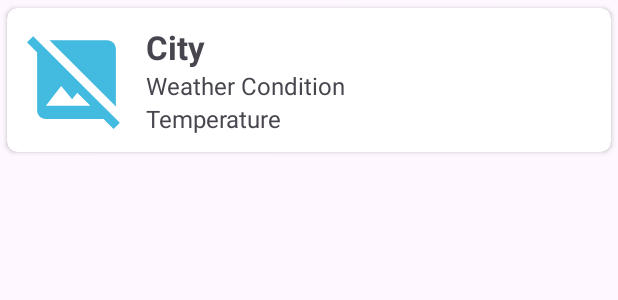
After one commit to Afra131/test, an Android app: the layout card_view.xml on its own in the app's theme, with its tools: preview values and no code run, on a phone screen of 412 x 824 dp. The commit adds this screen. Shown: the top 300 px of the screen. Run offline under Robolectric (Android 15) with nearby library versions, the phone set to English and light mode, and no system bars.

Commit message:
Weather Service is added Feature below added: (1)displaying icons instead of text for categorical variables in the response (2)a response is a variable length list that gets displayed in a RecyclerView BY Meida Li

```diff
--- a/app/build.gradle.kts
+++ b/app/build.gradle.kts
@@ -37,6 +37,8 @@ dependencies {
     implementation(libs.material)
     implementation(libs.activity)
     implementation(libs.constraintlayout)
+    implementation(libs.navigation.fragment)
+    implementation(libs.navigation.ui)
     testImplementation(libs.junit)
     androidTestImplementation(libs.ext.junit)
     androidTestImplementation(libs.espresso.core)
--- a/app/src/main/AndroidManifest.xml
+++ b/app/src/main/AndroidManifest.xml
@@ -1,7 +1,8 @@
 <?xml version="1.0" encoding="utf-8"?>
 <manifest xmlns:android="http://schemas.android.com/apk/res/android"
     xmlns:tools="http://schemas.android.com/tools">
-
+    <uses-permission android:name="android.permission.INTERNET" />
+    <uses-permission android:name="android.permission.ACCESS_NETWORK_STATE"/>
     <application
         android:allowBackup="true"
         android:dataExtractionRules="@xml/data_extraction_rules"
@@ -12,6 +13,9 @@
         android:supportsRtl="true"
         android:theme="@style/Theme.A6_Group8"
         tools:targetApi="31">
+        <activity
+            android:name=".WeatherActivity"
+            android:exported="false" />
         <activity
             android:name=".MainActivity"
             android:exported="true">
--- a/app/src/main/java/edu/northeastern/a6_group8/MainActivity.java
+++ b/app/src/main/java/edu/northeastern/a6_group8/MainActivity.java
@@ -26,4 +26,8 @@ public class MainActivity extends AppCompatActivity {
     public void clickGetWeather(View v) {
 //        startActivity(new Intent(MainActivity.this, FutureActivity.class));
     }
+
+    public void checkWeatherActivity(View view){
+        startActivity(new Intent(MainActivity.this, WeatherActivity.class));
+    }
 }
--- /dev/null
+++ b/app/src/main/res/drawable/baseline_image_not_supported_24.xml
@@ -0,0 +1,5 @@
+<vector xmlns:android="http://schemas.android.com/apk/res/android" android:height="24dp" android:tint="#43BADF" android:viewportHeight="24" android:viewportWidth="24" android:width="24dp">
+
+    <path android:fillColor="@android:color/white" android:pathData="M21.9,21.9l-8.49,-8.49l0,0L3.59,3.59l0,0L2.1,2.1L0.69,3.51L3,5.83V19c0,1.1 0.9,2 2,2h13.17l2.31,2.31L21.9,21.9zM5,18l3.5,-4.5l2.5,3.01L12.17,15l3,3H5zM21,18.17L5.83,3H19c1.1,0 2,0.9 2,2V18.17z"/>
+
+</vector>
--- /dev/null
+++ b/app/src/main/res/layout/card_view.xml
@@ -0,0 +1,62 @@
+<?xml version="1.0" encoding="utf-8"?>
+<LinearLayout
+    xmlns:android="http://schemas.android.com/apk/res/android"
+    xmlns:tools="http://schemas.android.com/tools"
+    xmlns:app="http://schemas.android.com/apk/res-auto"
+    android:layout_width="match_parent"
+    android:layout_height="wrap_content"
+    android:gravity="center">
+
+    <androidx.cardview.widget.CardView
+        android:layout_width="match_parent"
+        android:layout_height="wrap_content"
+        app:cardCornerRadius="7dp"
+        app:cardUseCompatPadding="true">
+
+        <LinearLayout
+            android:layout_width="match_parent"
+            android:layout_height="wrap_content"
+            android:padding="11dp"
+            android:id="@+id/row"
+            android:gravity="center_vertical"
+            android:orientation="horizontal">
+
+            <ImageView
+                android:id="@+id/weatherIcon"
+                android:layout_width="70dp"
+                android:layout_height="70dp"
+                android:contentDescription="@string/image_icon"
+                android:src="@drawable/baseline_image_not_supported_24" />
+            <LinearLayout
+                android:layout_width="match_parent"
+                android:layout_height="wrap_content"
+                android:layout_marginLeft="11dp"
+                android:orientation="vertical">
+                <TextView
+                    android:id="@+id/txtCity"
+                    android:layout_width="match_parent"
+                    android:layout_height="wrap_content"
+                    android:text="City"
+                    android:textSize="22sp"
+                    android:textStyle="bold"/>
+
+                <TextView
+                    android:id="@+id/txtCondition"
+                    android:layout_width="match_parent"
+                    android:layout_height="wrap_content"
+                    android:text="Weather Condition"
+                    android:textSize="16sp"/>
+
+                <TextView
+                    android:id="@+id/txtTemperature"
+                    android:layout_width="wrap_content"
+                    android:layout_height="wrap_content"
+                    android:text="Temperature"
+                    android:textSize="16sp"/>
+            </LinearLayout>
+        </LinearLayout>
+
+
+    </androidx.cardview.widget.CardView>
+
+</LinearLayout>
--- a/app/src/main/res/values/strings.xml
+++ b/app/src/main/res/values/strings.xml
@@ -1,4 +1,5 @@
 <resources>
     <string name="app_name">A6_Group8</string>
     <string name="get_activity">Get Activity</string>
+    <string name="image_icon">Image Icon</string>
 </resources>
--- a/gradle/libs.versions.toml
+++ b/gradle/libs.versions.toml
@@ -7,6 +7,8 @@ appcompat = "1.7.0"
 material = "1.12.0"
 activity = "1.9.0"
 constraintlayout = "2.1.4"
+navigationFragment = "2.7.7"
+navigationUi = "2.7.7"
 
 [libraries]
 junit = { group = "junit", name = "junit", version.ref = "junit" }
@@ -16,6 +18,8 @@ appcompat = { group = "androidx.appcompat", name = "appcompat", version.ref = "a
 material = { group = "com.google.android.material", name = "material", version.ref = "material" }
 activity = { group = "androidx.activity", name = "activity", version.ref = "activity" }
 constraintlayout = { group = "androidx.constraintlayout", name = "constraintlayout", version.ref = "constraintlayout" }
+navigation-fragment = { group = "androidx.navigation", name = "navigation-fragment", version.ref = "navigationFragment" }
+navigation-ui = { group = "androidx.navigation", name = "navigation-ui", version.ref = "navigationUi" }
 
 [plugins]
 android-application = { id = "com.android.application", version.ref = "agp" }
```
Also changed, not shown: app/src/main/java/edu/northeastern/a6_group8/WeatherActivity.java (added, +171 -0 lines), app/src/main/java/edu/northeastern/a6_group8/WeatherAdapter.java (added, +108 -0 lines), app/src/main/java/edu/northeastern/a6_group8/WeatherModel.java (added, +30 -0 lines), app/src/main/res/layout/activity_main.xml (+6 -5 lines), app/src/main/res/layout/activity_weather.xml (added, +30 -0 lines).
